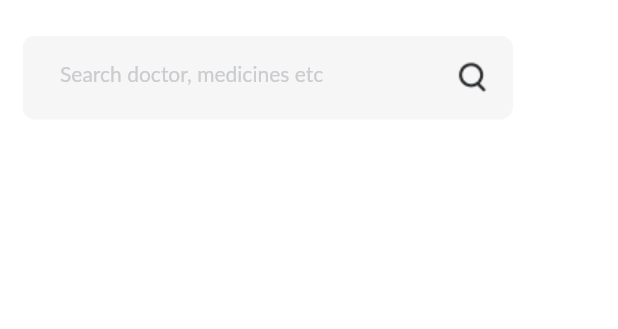
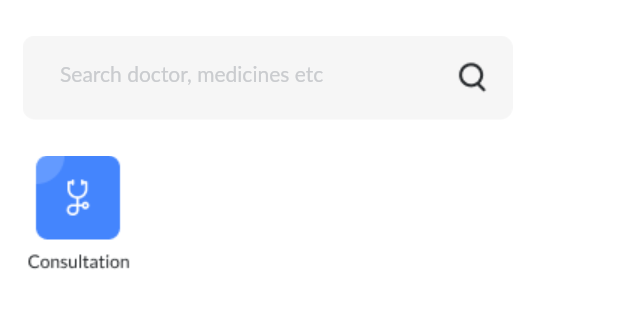
Before and after one commit to Lance-Abella/find_your_doctor, a Flutter app: the screen it shows after launch, on a phone screen of 412 x 824 dp, the part 236-565 px from its top. Run offline on Flutter 3.47's test engine with Material 2 defaults, Android fonts, the phone set to English and light mode, and no system bars; Roboto replaces fonts that are missing (Lato).

Commit message:
Layouting

```diff
--- a/lib/category.dart
+++ b/lib/category.dart
@@ -0,0 +1,24 @@
+import 'package:flutter/material.dart';
+
+Widget buildCategory(String image, double width, double height, double top, double left, double radius) {
+  return Row(
+    children: [
+      Stack(
+        children: [
+          Container(
+            margin: EdgeInsets.only(left: left, top: top),
+            child: ClipRRect(
+              borderRadius: BorderRadius.circular(radius),
+              child: Image(
+                image: AssetImage(image),
+                width: width,
+                height: height,
+                fit: BoxFit.contain,
+              ),
+            ),
+          ),
+        ],
+      ),
+    ],
+  );
+}
--- a/lib/home.dart
+++ b/lib/home.dart
@@ -1,10 +1,19 @@
 import 'package:flutter/material.dart';
+import 'category.dart';
 
 class Home extends StatelessWidget {
-  const Home({super.key});
+ const Home({super.key});
 
   @override
   Widget build(BuildContext context) {
+    Widget firstCategory = buildCategory('assets/Ic_Consultation.png', 69, 81, 261, 18, 8);
+    Widget secondCategory = buildCategory('assets/Ic_Consultation.png', 69, 81, 261, 18, 8);
+    Widget thirdCategory = buildCategory('assets/Ic_Consultation.png', 69, 81, 261, 18, 8);
+    Widget fourthCategory = buildCategory('assets/Ic_Consultation.png', 69, 81, 261, 18, 8);
+    Widget fifthCategory = buildCategory('assets/Ic_Consultation.png', 69, 81, 261, 18, 8);
+    Widget sixthCategory = buildCategory('assets/Ic_Consultation.png', 69, 81, 261, 18, 8);
+    Widget seventhCategory = buildCategory('assets/Ic_Consultation.png', 69, 81, 261, 18, 8);
+    Widget eightCategory = buildCategory('assets/Ic_Consultation.png', 69, 81, 261, 18, 8);
 
     return MaterialApp(
       home: Scaffold(
@@ -97,6 +106,9 @@ class Home extends StatelessWidget {
                 ),
                 ),
 
+                firstCategory,
+
+
               ],
               ),
 
```
Also changed, not shown: assets/Ic_Consultation.png (added), assets/Ic_Dental.png (added), assets/Ic_Heart.png (added), assets/Ic_Hospitals.png (added), assets/Ic_Medicines.png (added), assets/Ic_Physician.png (added), assets/Ic_Skin.png (added), assets/Ic_Surgeon.png (added), 1 other file.
